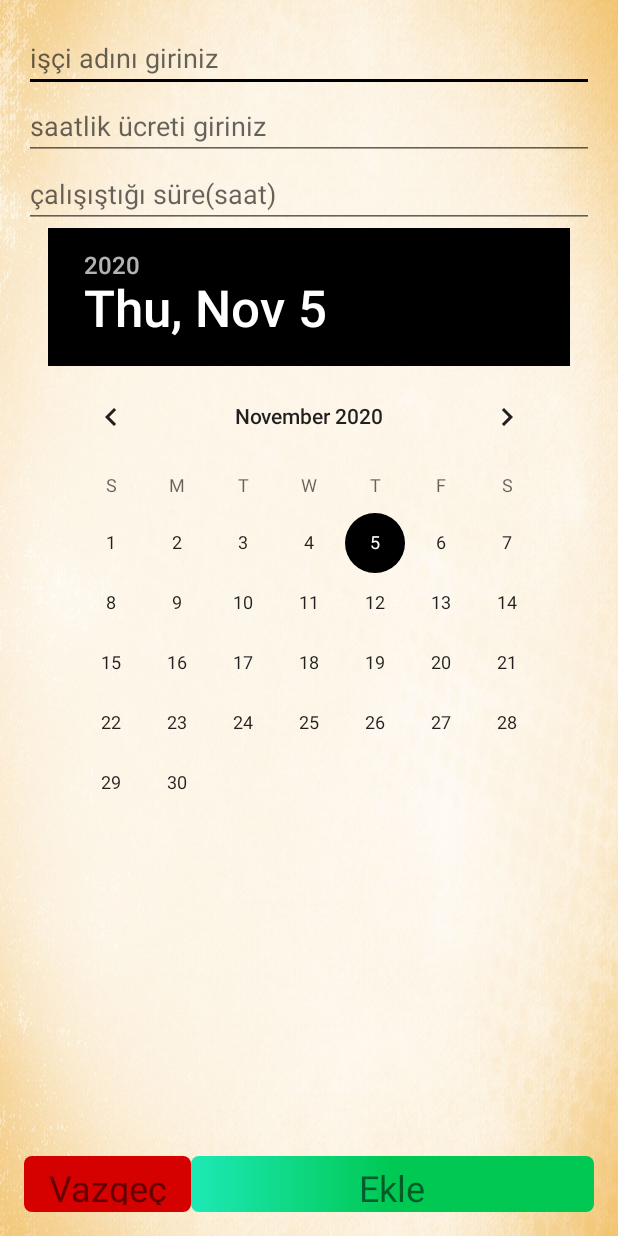
After one commit to omercikali/MobilDefterim2, an Android app: the layout add_worker_dialog.xml on its own in the app's theme, with its tools: preview values and no code run, on a phone screen of 412 x 824 dp. The commit adds this screen. Run offline under Robolectric (Android 15) with nearby library versions, the phone set to English and light mode, and no system bars.

Commit message:
added dialog screen

```diff
--- /dev/null
+++ b/app/src/main/java/com/omercikali/mobildefterim/Worker_Model.java
@@ -0,0 +1,29 @@
+package com.omercikali.mobildefterim;
+
+import java.util.Date;
+
+public class Worker_Model {
+    private String isci_ismi;
+    private long  calistigi_gun;
+    private int saatlik_ucret;
+    private int calistigi_saat;
+
+    public Worker_Model() {
+    }
+
+    public Worker_Model(String isci_ismi, long calistigi_gun, int saatlik_ucret, int calistigi_saat) {
+        this.isci_ismi = isci_ismi;
+        this.calistigi_gun = calistigi_gun;
+        this.saatlik_ucret = saatlik_ucret;
+        this.calistigi_saat = calistigi_saat;
+    }
+
+    public String getIsci_ismi() { return isci_ismi; }
+    public void setIsci_ismi(String isci_ismi) { this.isci_ismi = isci_ismi; }
+    public long getCalistigi_gun() { return calistigi_gun; }
+    public void setCalistigi_gun(long calistigi_gun) { this.calistigi_gun = calistigi_gun; }
+    public int getSaatlik_ucret() { return saatlik_ucret; }
+    public void setSaatlik_ucret(int saatlik_ucret) { this.saatlik_ucret = saatlik_ucret; }
+    public int getCalistigi_saat() { return calistigi_saat; }
+    public void setCalistigi_saat(int calistigi_saat) { this.calistigi_saat = calistigi_saat; }
+}
--- a/app/src/main/java/com/omercikali/mobildefterim/Workers_page.java
+++ b/app/src/main/java/com/omercikali/mobildefterim/Workers_page.java
@@ -1,9 +1,12 @@
 package com.omercikali.mobildefterim;
 
+import androidx.appcompat.app.AlertDialog;
 import androidx.appcompat.app.AppCompatActivity;
 
+import android.app.Dialog;
 import android.content.Intent;
 import android.os.Bundle;
+import android.view.LayoutInflater;
 import android.view.View;
 import android.widget.Button;
 import android.widget.ImageView;
@@ -23,8 +26,18 @@ ImageView add_worker,calendarIm;
         add_worker=findViewById(R.id.add_worker);
         calendarIm=findViewById(R.id.calendar_im);
 
+        new AlertDialog.Builder(Workers_page.this);
 
+add_worker.setOnClickListener(new View.OnClickListener() {
+    @Override
+    public void onClick(View v) {
+        Dialog dialog=new Dialog(Workers_page.this);
+        dialog.setTitle("İşçi Ekle");
+        dialog.setContentView(R.layout.add_worker_dialog);
+        dialog.show();
 
+    }
+});
 
 
     }
--- /dev/null
+++ b/app/src/main/res/drawable/ekle_btn.xml
@@ -0,0 +1,24 @@
+<?xml version="1.0" encoding="utf-8"?>
+<shape xmlns:android="http://schemas.android.com/apk/res/android"
+    android:shape="rectangle">
+
+    <!-- buton arkaplan rengi -->
+    <gradient
+        android:startColor="#1de9b6"
+        android:centerColor="#00c853"
+        android:endColor="#00c853"
+       >
+
+    </gradient>
+
+    <!-- dolgu -->
+    <padding
+        android:bottom="5dp"
+        android:left="5dp"
+        android:right="5dp"
+        android:top="5dp"></padding>
+
+    <!-- ovallikler -->
+    <corners android:radius="5dp"></corners>
+
+</shape>
--- /dev/null
+++ b/app/src/main/res/drawable/vazgec_btn.xml
@@ -0,0 +1,23 @@
+<?xml version="1.0" encoding="utf-8"?>
+<shape xmlns:android="http://schemas.android.com/apk/res/android"
+    android:shape="rectangle">
+
+    <!-- buton arkaplan rengi -->
+    <gradient
+        android:centerColor="#d50000"
+        android:endColor="#d50000"
+        android:startColor="#d50000">
+
+    </gradient>
+
+    <!-- dolgu -->
+    <padding
+        android:bottom="5dp"
+        android:left="5dp"
+        android:right="5dp"
+        android:top="5dp"></padding>
+
+    <!-- ovallikler -->
+    <corners android:radius="5dp"></corners>
+
+</shape>
--- /dev/null
+++ b/app/src/main/res/layout/add_worker_dialog.xml
@@ -0,0 +1,68 @@
+<?xml version="1.0" encoding="utf-8"?>
+<LinearLayout xmlns:android="http://schemas.android.com/apk/res/android"
+    android:layout_width="match_parent"
+    android:layout_height="match_parent"
+    android:background="@drawable/orange"
+    android:orientation="vertical"
+    android:padding="16dp">
+
+    <LinearLayout
+        android:layout_width="match_parent"
+        android:layout_height="match_parent"
+        android:layout_weight="9"
+        android:orientation="vertical">
+
+        <EditText
+            android:id="@+id/isci_adi_ET"
+            android:layout_width="match_parent"
+            android:layout_height="wrap_content"
+            android:hint="işçi adını giriniz"></EditText>
+
+        <EditText
+            android:id="@+id/saatlik_ucret_ET"
+            android:layout_width="match_parent"
+            android:layout_height="wrap_content"
+            android:hint="saatlik ücreti giriniz"
+            android:inputType="number"></EditText>
+
+        <EditText
+            android:id="@+id/ne_kadar_calisti_ET"
+            android:layout_width="match_parent"
+            android:layout_height="wrap_content"
+            android:hint="çalışıştığı süre(saat)"
+            android:inputType="number"></EditText>
+
+        <DatePicker
+            android:layout_width="wrap_content"
+            android:layout_height="wrap_content"
+            android:layout_gravity="center"></DatePicker>
+    </LinearLayout>
+
+    <LinearLayout
+        android:layout_width="match_parent"
+        android:layout_height="wrap_content"
+        android:layout_weight="1"
+        android:orientation="horizontal">
+
+        <TextView
+            android:id="@+id/vazgec_Tw"
+            android:layout_width="wrap_content"
+            android:layout_height="wrap_content"
+            android:layout_weight="1"
+            android:background="@drawable/vazgec_btn"
+            android:gravity="center"
+            android:text="Vazgeç"
+            android:textSize="24sp" />
+
+        <TextView
+            android:id="@+id/ekle_Tw"
+            android:layout_width="wrap_content"
+            android:layout_height="wrap_content"
+            android:layout_weight="9"
+            android:background="@drawable/ekle_btn"
+            android:gravity="center"
+            android:text="Ekle"
+            android:textSize="24sp" />
+    </LinearLayout>
+
+</LinearLayout>
```
